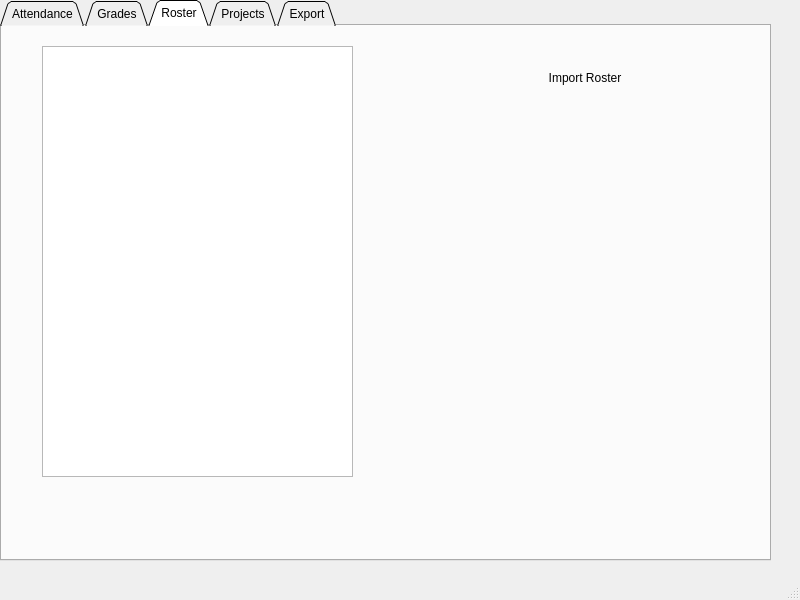
lizhao1993/CMS, file CMS1.ui: the form before one commit.
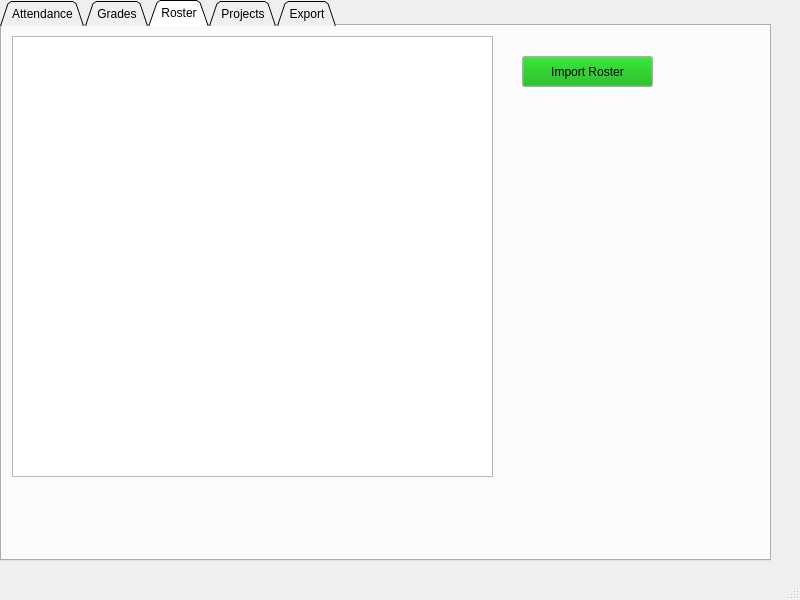
The form after the commit. The open tabs and pages were chosen to show the change.

Diff of the .ui file:
```diff
--- a/CMS1.ui
+++ b/CMS1.ui
@@ -88,10 +88,10 @@
      <widget class="QPushButton" name="pushButton">
       <property name="geometry">
        <rect>
-        <x>540</x>
-        <y>40</y>
-        <width>86</width>
-        <height>23</height>
+        <x>520</x>
+        <y>30</y>
+        <width>131</width>
+        <height>31</height>
        </rect>
       </property>
       <property name="palette">
@@ -141,16 +141,16 @@
        <bool>false</bool>
       </property>
       <property name="flat">
-       <bool>true</bool>
+       <bool>false</bool>
       </property>
      </widget>
      <widget class="QTableView" name="tableView">
       <property name="geometry">
        <rect>
-        <x>40</x>
-        <y>20</y>
-        <width>311</width>
-        <height>431</height>
+        <x>10</x>
+        <y>10</y>
+        <width>481</width>
+        <height>441</height>
        </rect>
       </property>
      </widget>
```
Left out of the diff: 28 changed lines with no effect on the pictures.
